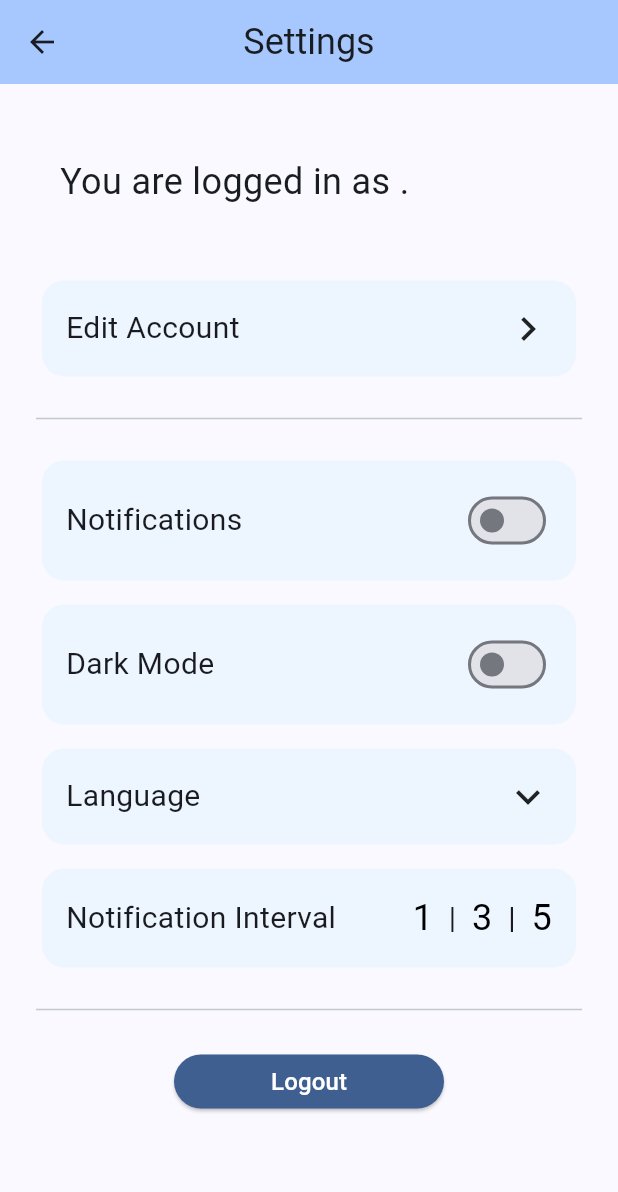
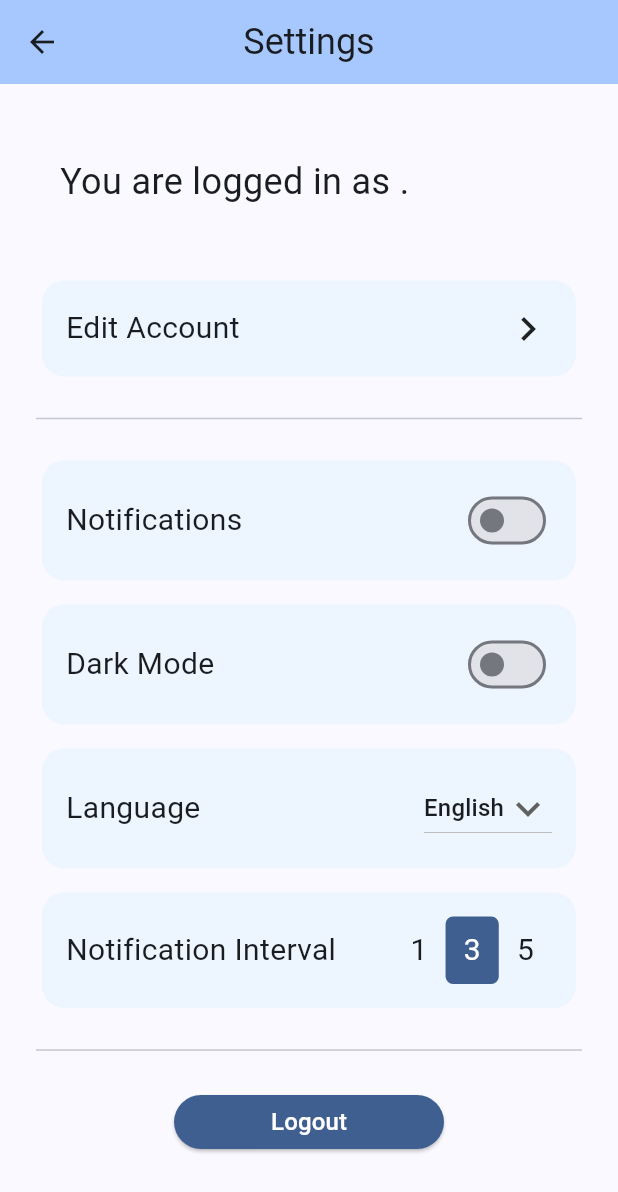
Before and after one commit to do-ko/waste_not, a Flutter app: the SettingsView screen opened directly, on a phone screen of 412 x 824 dp. Shown: the top 1192 px of the screen. Run offline on Flutter 3.47's test engine with Material 3 defaults, Android fonts, the phone set to English and light mode, and no system bars; our stand-ins replace cloud_firestore, firebase_auth, firebase_core, flutter_native_splash, get, get_storage and 1 more; missing offline and left inert: google_mlkit_text_recognition; accounts and stored records are empty.

Commit message:
language (temporary) and notification interval added

```diff
--- a/lib/controllers/settings_controller.dart
+++ b/lib/controllers/settings_controller.dart
@@ -26,5 +26,40 @@ class NotificationsController extends GetxController {
     bool? notificationsStored = deviceStorage.read<bool>('notifications');
     _notifications.value = notificationsStored ?? false;
   }
+}
 
+class LanguageController extends GetxController {
+  final deviceStorage = GetStorage();
+  final RxList<String> _languages = <String>['English', 'Polish'].obs;
+  final RxString _language = 'English'.obs;
+  RxString get language => _language;
+  List<String> get languages => _languages.toList();
+
+  @override
+  void onInit() {
+    super.onInit();
+    String? languageStored = deviceStorage.read<String>('language');
+    _language.value = languageStored ?? 'English';
+  }
+
+  void updateLanguage(String newLanguage) {
+    language.value = newLanguage;
+  }
 }
+
+class NotificationsIntervalController extends GetxController {
+  final deviceStorage = GetStorage();
+  final RxInt _notificationInterval = 3.obs;
+  RxInt get notificationInterval => _notificationInterval;
+
+  @override
+  void onInit() {
+    super.onInit();
+    int? notificationIntervalStored = deviceStorage.read<int>('notificationsInterval');
+    _notificationInterval.value = notificationIntervalStored ?? 3;
+  }
+
+  void updateInterval(int newNotificationInterval) {
+    notificationInterval.value = newNotificationInterval;
+  }
+}
--- a/lib/main.dart
+++ b/lib/main.dart
@@ -21,7 +21,8 @@ Future<void> main() async {
 
   Get.put(DarkModeController(), permanent: true);
   Get.put(NotificationsController(), permanent: true);
-
+  Get.put(LanguageController(), permanent: true);
+  Get.put(NotificationsIntervalController(), permanent: true);
   Get.put(AuthRepository());
 
   runApp(const WasteNotApp());
--- a/lib/repositories/auth.dart
+++ b/lib/repositories/auth.dart
@@ -11,6 +11,9 @@ class AuthRepository extends GetxController {
   static AuthRepository get instance => Get.find();
 
   DarkModeController darkModeController = Get.find();
+  NotificationsController notificationsController = Get.find();
+  LanguageController languageController = Get.find();
+  NotificationsIntervalController notificationsIntervalController = Get.find();
 
   final deviceStorage = GetStorage();
   final _auth = FirebaseAuth.instance;
@@ -28,6 +31,9 @@ class AuthRepository extends GetxController {
     if (user != null) {
       deviceStorage.writeIfNull('darkMode', false);
       deviceStorage.writeIfNull('notifications', true);
+      deviceStorage.writeIfNull('language', 'English');
+      deviceStorage.writeIfNull('notificationsInterval', 3);
+
       Get.offAll(() => const HomeView());
     } else {
       Get.offAll(() => const LoginView());
@@ -79,6 +85,9 @@ class AuthRepository extends GetxController {
       deviceStorage.remove("username");
       deviceStorage.remove("email");
       deviceStorage.write('darkMode', darkModeController.darkMode.value);
+      deviceStorage.write('notifications', notificationsController.notifications.value);
+      deviceStorage.write('language', languageController.language.value);
+      deviceStorage.write('notificationsInterval', notificationsIntervalController.notificationInterval.value);
       Get.offAll(() => const LoginView());
     } catch (e) {
       throw "logout error";
--- a/lib/views/settings.dart
+++ b/lib/views/settings.dart
@@ -2,6 +2,7 @@ import 'package:flutter/material.dart';
 import 'package:get/get.dart';
 import 'package:get_storage/get_storage.dart';
 import 'package:waste_not/views/shared/theme.dart';
+
 import '../controllers/settings_controller.dart';
 import '../repositories/auth.dart';
 
@@ -12,8 +13,12 @@ class SettingsView extends StatelessWidget {
   Widget build(BuildContext context) {
     String username = GetStorage().read('username') ?? "[username]";
     String email = GetStorage().read('email') ?? "[email]";
+    List<int> intervals = [1, 3, 5];
     DarkModeController darkModeController = Get.find();
     NotificationsController notificationsController = Get.find();
+    LanguageController languageController = Get.find();
+    NotificationsIntervalController notificationsIntervalController =
+        Get.find();
 
     return Scaffold(
       appBar: AppBar(
@@ -34,7 +39,10 @@ class SettingsView extends StatelessWidget {
                       children: [
                         const Text(
                           "You are logged in as ",
-                          style: TextStyle(fontSize: 24, color: fontColor),
+                          style: TextStyle(
+                            fontSize: 24,
+                            color: fontColor,
+                          ),
                         ),
                         Text(
                           username,
@@ -46,7 +54,10 @@ class SettingsView extends StatelessWidget {
                         ),
                         const Text(
                           ".",
-                          style: TextStyle(fontSize: 24, color: fontColor),
+                          style: TextStyle(
+                            fontSize: 24,
+                            color: fontColor,
+                          ),
                         ),
                       ],
                     ),
@@ -80,7 +91,10 @@ class SettingsView extends StatelessWidget {
                       children: [
                         Text(
                           "Edit Account",
-                          style: TextStyle(fontSize: 20),
+                          style: TextStyle(
+                            fontSize: 20,
+                            color: fontColor,
+                          ),
                         ),
                         Icon(
                           Icons.chevron_right,
@@ -117,16 +131,20 @@ class SettingsView extends StatelessWidget {
                         borderRadius: BorderRadius.circular(15),
                         // Match InkWell's border radius with Card's
                         child: Padding(
-                          padding: EdgeInsets.fromLTRB(16, 16, 16, 16),
+                          padding: const EdgeInsets.fromLTRB(16, 16, 16, 16),
                           child: Row(
                             crossAxisAlignment: CrossAxisAlignment.center,
                             mainAxisAlignment: MainAxisAlignment.spaceBetween,
                             children: [
-                              Text(
+                              const Text(
                                 "Notifications",
-                                style: TextStyle(fontSize: 20),
+                                style: TextStyle(
+                                  fontSize: 20,
+                                  color: fontColor,
+                                ),
                               ),
                               Switch(
+                                activeTrackColor: primaryBlue,
                                 value:
                                     notificationsController.notifications.value,
                                 onChanged: (value) {
@@ -166,11 +184,15 @@ class SettingsView extends StatelessWidget {
                             crossAxisAlignment: CrossAxisAlignment.center,
                             mainAxisAlignment: MainAxisAlignment.spaceBetween,
                             children: [
-                              Text(
+                              const Text(
                                 "Dark Mode",
-                                style: TextStyle(fontSize: 20),
+                                style: TextStyle(
+                                  fontSize: 20,
+                                  color: fontColor,
+                                ),
                               ),
                               Switch(
+                                activeTrackColor: primaryBlue,
                                 value: darkModeController.darkMode.value,
                                 onChanged: (value) {
                                   darkModeController.darkMode.value =
@@ -198,19 +220,44 @@ class SettingsView extends StatelessWidget {
                       splashColor: containerColorSplash,
                       borderRadius: BorderRadius.circular(15),
                       // Match InkWell's border radius with Card's
-                      child: const Padding(
+                      child: Padding(
                         padding: EdgeInsets.fromLTRB(16, 16, 16, 16),
                         child: Row(
                           crossAxisAlignment: CrossAxisAlignment.center,
                           mainAxisAlignment: MainAxisAlignment.spaceBetween,
                           children: [
-                            Text(
+                            const Text(
                               "Language",
-                              style: TextStyle(fontSize: 20),
+                              style: TextStyle(
+                                fontSize: 20,
+                                color: fontColor,
                               ),
-                            Icon(
+                            ),
+                            Obx(
+                              () => DropdownButton<String>(
+                                value: languageController.language.value,
+                                icon: const Icon(
                                   Icons.keyboard_arrow_down_sharp,
                                   size: 32,
+                                ),
+                                onChanged: (String? newValue) {
+                                  if (newValue != null) {
+                                    languageController.updateLanguage(newValue);
+                                  }
+                                },
+                                items: languageController.languages
+                                    .map((String value) {
+                                  return DropdownMenuItem<String>(
+                                    value: value,
+                                    child: Text(
+                                      value,
+                                      style: const TextStyle(
+                                        color: fontColor,
+                                      ),
+                                    ),
+                                  );
+                                }).toList(), // Ensure this is a synchronous operation
+                              ),
                             ),
                           ],
                         ),
@@ -227,69 +274,54 @@ class SettingsView extends StatelessWidget {
                           15), // Set the Card's border radius
                     ),
                     shadowColor: Colors.transparent,
-                    child: InkWell(
-                      onTap: () {},
-                      splashColor: containerColorSplash,
-                      borderRadius: BorderRadius.circular(15),
-                      // Match InkWell's border radius with Card's
                     child: Padding(
-                        padding: EdgeInsets.fromLTRB(16, 16, 16, 16),
+                      padding: const EdgeInsets.fromLTRB(16, 16, 16, 16),
                       child: Row(
                         crossAxisAlignment: CrossAxisAlignment.center,
                         mainAxisAlignment: MainAxisAlignment.spaceBetween,
                         children: [
-                            Text(
+                          const Text(
                             "Notification Interval",
-                              style: TextStyle(fontSize: 20),
+                            style: TextStyle(
+                              fontSize: 20,
+                              color: fontColor,
+                            ),
                           ),
                           Row(
-                              crossAxisAlignment: CrossAxisAlignment.center,
-                              children: [
-                                InkWell(
-                                  onTap: () {},
+                            mainAxisSize: MainAxisSize.min,
+                            children: intervals.map((interval) {
+                              return Obx(() => InkWell(
+                                    onTap: () => notificationsIntervalController
+                                        .updateInterval(interval),
+                                    child: Container(
+                                      padding: const EdgeInsets.symmetric(
+                                          vertical: 8, horizontal: 12),
+                                      decoration: BoxDecoration(
+                                          color: notificationsIntervalController
+                                                      .notificationInterval
+                                                      .value ==
+                                                  interval
+                                              ? primaryBlue
+                                              : Colors.transparent,
+                                          borderRadius:
+                                              BorderRadius.circular(5)),
                                       child: Text(
-                                    "1",
+                                        interval.toString(),
                                         style: TextStyle(
-                                      fontSize: 24,
-                                      color: Colors.black,
-                                      decoration: TextDecoration.none,
+                                          color: notificationsIntervalController
+                                                      .notificationInterval
+                                                      .value ==
+                                                  interval
+                                              ? Colors.white
+                                              : fontColor,
+                                          fontSize: 20,
                                         ),
                                       ),
                                     ),
-                                Text(
-                                  "  |  ",
-                                  style: TextStyle(fontSize: 20),
-                                ),
-                                InkWell(
-                                  onTap: () {},
-                                  child: Text(
-                                    "3",
-                                    style: TextStyle(
-                                      fontSize: 24,
-                                      color: Colors.black,
-                                      decoration: TextDecoration.none,
-                                    ),
-                                  ),
-                                ),
-                                Text(
-                                  "  |  ",
-                                  style: TextStyle(fontSize: 20),
-                                ),
-                                InkWell(
-                                  onTap: () {},
-                                  child: Text(
-                                    "5",
-                                    style: TextStyle(
-                                      fontSize: 24,
-                                      color: Colors.black,
-                                      decoration: TextDecoration.none,
-                                    ),
-                                  ),
+                                  ));
+                            }).toList(),
                           ),
                         ],
-                            ),
-                          ],
-                        ),
                       ),
                     ),
                   ),
@@ -325,85 +357,3 @@ class SettingsView extends StatelessWidget {
     );
   }
 }
-
-// // Column(
-// // children: [
-// // Center(
-// // child: ElevatedButton(
-// // onPressed: () => AuthRepository.instance.logout(),
-// // child: const Text("Sign Out")),
-// // ),
-// // ],
-// // ),
-//
-// // @override
-// // Widget build(BuildContext context) {
-// //   return Scaffold(
-// //     appBar: AppBar(
-// //       title: Text('Settings'),
-// //       leading: BackButton(),
-// //     ),
-// //     body: ListView(
-// //       children: [
-// //         ListTile(
-// //           title: Text('You are logged in as Dominika'),
-// //           subtitle: Text('email@email.com'),
-// //         ),
-// //         ListTile(
-// //           title: Text('Edit Account'),
-// //           trailing: Icon(Icons.navigate_next),
-// //           onTap: () {
-// //             // Navigate to edit account page
-// //           },
-// //         ),
-// //         SwitchListTile(
-// //           title: Text('Notifications'), value: true, onChanged: (bool value) {  },
-// //
-// //         ),
-// //         SwitchListTile(
-// //           title: Text('Dark Mode'), value: false, onChanged: (bool value) {  },
-// //
-// //         ),
-// //         ListTile(
-// //           title: Text('Language'),
-// //           trailing: Icon(Icons.navigate_next),
-// //           onTap: () {
-// //             // Navigate to language settings page
-// //           },
-// //         ),
-// //         Padding(
-// //           padding: const EdgeInsets.all(16.0),
-// //           child: Text('Notification interval'),
-// //         ),
-// //         RadioListTile<int>(
-// //           title: Text('1'),
-// //           value: 1, groupValue: null, onChanged: (int? value) {  },
-// //
-// //         ),
-// //         RadioListTile<int>(
-// //           title: Text('3'),
-// //           value: 3, groupValue: null, onChanged: (int? value) {  },
-// //
-// //         ),
-// //         RadioListTile<int>(
-// //           title: Text('5'),
-// //           value: 5, groupValue: null, onChanged: (int? value) {  },
-// //
-// //         ),
-// //         Padding(
-// //           padding: const EdgeInsets.symmetric(horizontal: 16.0),
-// //           child: ElevatedButton(
-// //             onPressed: () {
-// //               // Handle logout
-// //             },
-// //             child: Text('Logout'),
-// //             style: ElevatedButton.styleFrom(
-// //               foregroundColor: Colors.white, backgroundColor: Colors.blue,
-// //             ),
-// //           ),
-// //         ),
-// //       ],
-// //     ),
-// //   );
-// // }
-// }
```
Lines whose indentation alone changed are shown as unchanged.
